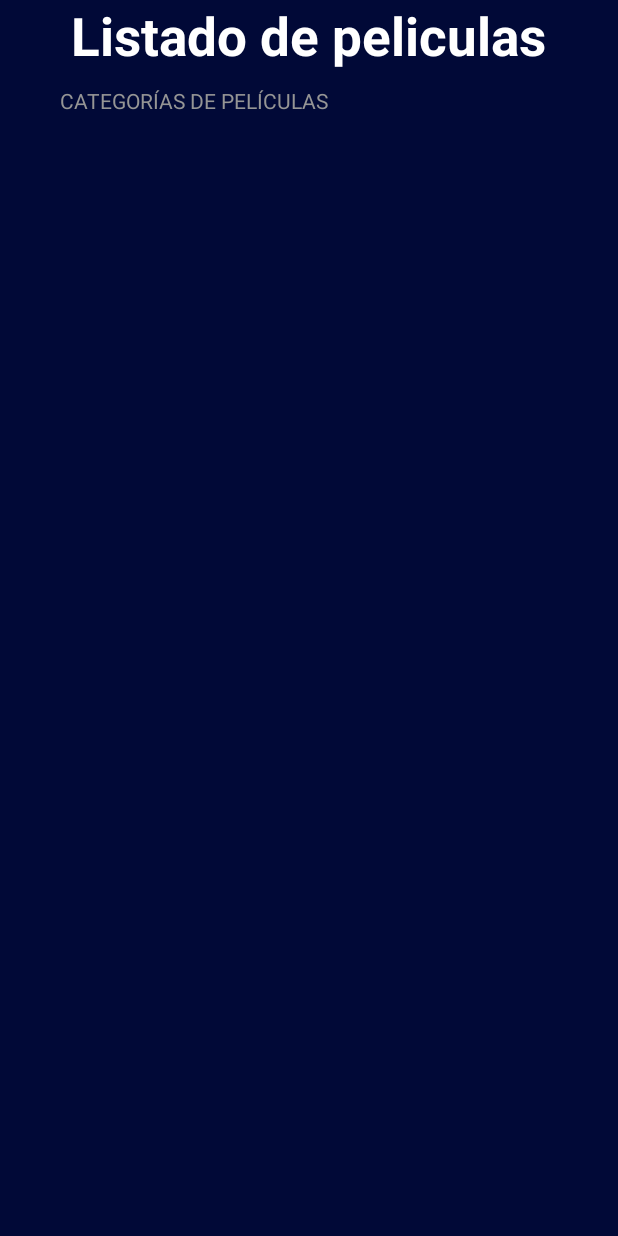
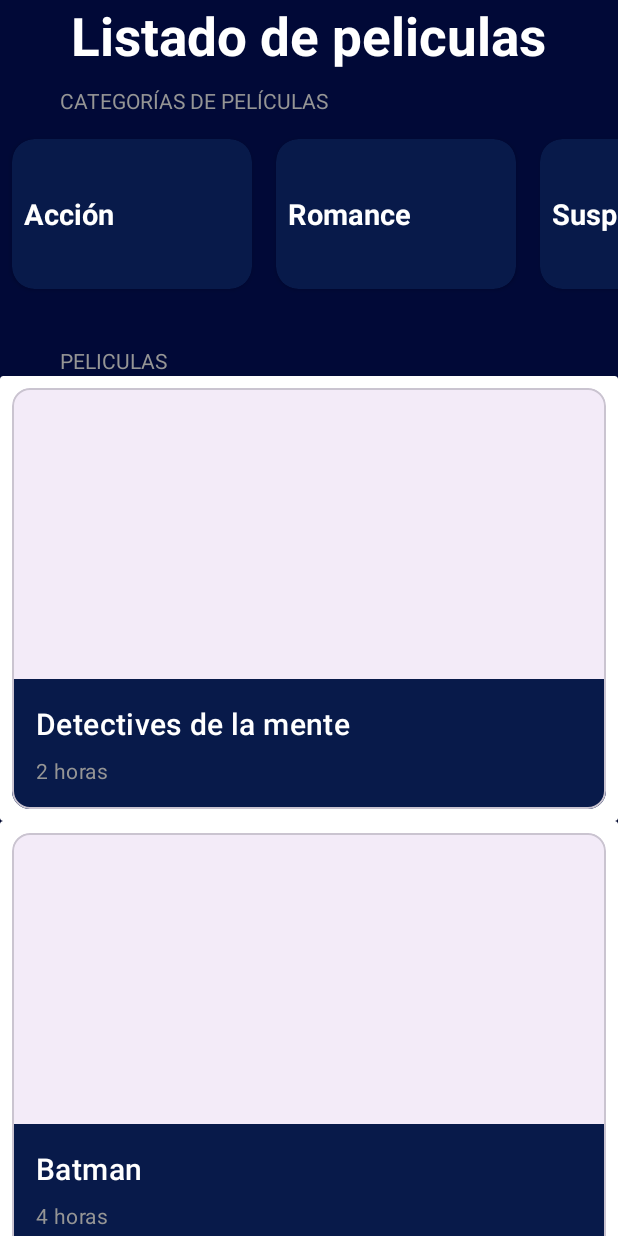
Before and after one commit to luismavlo/moviles-viu-act1, an Android app: the FilmsActivity screen opened directly, with no data from a screen before it, on a phone screen of 412 x 824 dp. Run offline under Robolectric (Android 15) with nearby library versions, the phone set to English and light mode, and no system bars; pictures from the network do not load.

Commit message:
recicler view peliculas agregado v1

```diff
--- a/app/build.gradle.kts
+++ b/app/build.gradle.kts
@@ -44,4 +44,6 @@ dependencies {
     testImplementation("junit:junit:4.13.2")
     androidTestImplementation("androidx.test.ext:junit:1.1.5")
     androidTestImplementation("androidx.test.espresso:espresso-core:3.5.1")
+    implementation("com.squareup.picasso:picasso:2.71828")
+
 }
--- a/app/src/main/AndroidManifest.xml
+++ b/app/src/main/AndroidManifest.xml
@@ -1,7 +1,7 @@
 <?xml version="1.0" encoding="utf-8"?>
 <manifest xmlns:android="http://schemas.android.com/apk/res/android"
     xmlns:tools="http://schemas.android.com/tools">
-
+    <uses-permission android:name="android.permission.INTERNET" />
     <application
         android:allowBackup="true"
         android:dataExtractionRules="@xml/data_extraction_rules"
--- a/app/src/main/java/com/example/films_viu/films/CategoriesAdapter.kt
+++ b/app/src/main/java/com/example/films_viu/films/CategoriesAdapter.kt
@@ -1,5 +1,23 @@
 package com.example.films_viu.films
 
-class CategoriesAdapter(private val categories:List<FilmsCategories>) {
+import android.view.LayoutInflater
+import android.view.ViewGroup
+import androidx.recyclerview.widget.RecyclerView
+import com.example.films_viu.R
+
+
+class CategoriesAdapter(private val categories:List<FilmsCategories>): RecyclerView.Adapter<CategoriesViewHolder>() {
+    override fun onCreateViewHolder(parent: ViewGroup, viewType: Int): CategoriesViewHolder {
+        val view = LayoutInflater.from(parent.context).inflate(R.layout.item_films_categories, parent, false)
+        return CategoriesViewHolder(view);
+    }
+
+    override fun getItemCount(): Int {
+        return categories.size
+    }
+
+    override fun onBindViewHolder(holder: CategoriesViewHolder, position: Int) {
+        holder.render(categories[position])
+    }
 
 }
--- a/app/src/main/java/com/example/films_viu/films/CategoriesViewHolder.kt
+++ b/app/src/main/java/com/example/films_viu/films/CategoriesViewHolder.kt
@@ -1,4 +1,26 @@
 package com.example.films_viu.films
 
-class CategoriesViewHolder {
+import android.view.View
+import android.widget.TextView
+import androidx.recyclerview.widget.RecyclerView
+import com.example.films_viu.R
+
+class CategoriesViewHolder(view: View): RecyclerView.ViewHolder(view) {
+
+    private val tvCategoryName: TextView = view.findViewById(R.id.tvCategoryName)
+    fun render(filmsCategories: FilmsCategories){
+        tvCategoryName.text = "EJEMPLO"
+
+        when(filmsCategories){
+            FilmsCategories.Accion -> {
+                tvCategoryName.text = "Acción"
+            }
+            FilmsCategories.Romance -> {
+                tvCategoryName.text = "Romance"
+            }
+            FilmsCategories.Suspenso -> {
+                tvCategoryName.text = "Suspenso"
+            }
+        }
+    }
 }
--- /dev/null
+++ b/app/src/main/java/com/example/films_viu/films/Film.kt
@@ -0,0 +1,4 @@
+package com.example.films_viu.films
+
+data class Film(val name: String, val category: FilmsCategories, val duration: String, val imgFilm: String) {
+}
--- /dev/null
+++ b/app/src/main/java/com/example/films_viu/films/FilmAdapter.kt
@@ -0,0 +1,22 @@
+package com.example.films_viu.films
+
+import android.view.LayoutInflater
+import android.view.ViewGroup
+import androidx.recyclerview.widget.RecyclerView
+import com.example.films_viu.R
+
+class FilmAdapter(private val films:List<Film>): RecyclerView.Adapter<FilmViewHolder>() {
+    override fun onCreateViewHolder(parent: ViewGroup, viewType: Int): FilmViewHolder {
+        val view = LayoutInflater.from(parent.context).inflate(R.layout.item_film, parent, false)
+        return FilmViewHolder(view)
+    }
+
+    override fun getItemCount(): Int {
+        return films.size
+    }
+
+    override fun onBindViewHolder(holder: FilmViewHolder, position: Int) {
+        holder.render(films[position])
+    }
+
+}
--- /dev/null
+++ b/app/src/main/java/com/example/films_viu/films/FilmViewHolder.kt
@@ -0,0 +1,23 @@
+package com.example.films_viu.films
+
+import android.view.View
+import android.widget.ImageView
+import android.widget.TextView
+import androidx.recyclerview.widget.RecyclerView
+import com.example.films_viu.R
+
+
+class FilmViewHolder(view: View): RecyclerView.ViewHolder(view) {
+
+    private val tvDurationFilm: TextView = view.findViewById(R.id.tvDurationFilm)
+    private val tvTitleFilm: TextView = view.findViewById(R.id.tvTitleFilm)
+    private val imFilmImg: ImageView = view.findViewById(R.id.imFilmImg)
+
+    fun render(film: Film){
+        tvTitleFilm.text = film.name
+        tvDurationFilm.text = film.duration
+
+        //Picasso.get().load(film.imgFilm).into(imFilmImg)
+    }
+
+}
--- a/app/src/main/java/com/example/films_viu/films/FilmsActivity.kt
+++ b/app/src/main/java/com/example/films_viu/films/FilmsActivity.kt
@@ -2,12 +2,30 @@ package com.example.films_viu.films
 
 import androidx.appcompat.app.AppCompatActivity
 import android.os.Bundle
+import androidx.recyclerview.widget.LinearLayoutManager
 import androidx.recyclerview.widget.RecyclerView
 import com.example.films_viu.R
 
 class FilmsActivity : AppCompatActivity() {
 
+    private val categories = listOf(
+        FilmsCategories.Accion,
+        FilmsCategories.Romance,
+        FilmsCategories.Suspenso
+    )
+
+    private val films = mutableListOf(
+        Film("Detectives de la mente", FilmsCategories.Suspenso, "2 horas", "https://m.media-amazon.com/images/S/pv-target-images/180c7d5fa90d026b5a150213f3598fe3b58fd6145e95e16d620fae34c9ee71c2.jpg"),
+        Film("Batman", FilmsCategories.Accion, "4 horas", "https://i.blogs.es/0c9485/the-batman-cartel/840_560.jpeg"),
+        Film("Paseo por las nubes", FilmsCategories.Romance, "1 hora 30 minutos", "https://pics.filmaffinity.com/Un_paseo_por_las_nubes-243656334-large.jpg")
+    )
+
     private lateinit var rvCategories: RecyclerView
+    private lateinit var categoriesAdapter: CategoriesAdapter
+
+    private lateinit var rvFilms: RecyclerView
+    private lateinit var filmAdapter: FilmAdapter
+
     override fun onCreate(savedInstanceState: Bundle?) {
         super.onCreate(savedInstanceState)
         setContentView(R.layout.activity_films)
@@ -18,9 +36,16 @@ class FilmsActivity : AppCompatActivity() {
 
     private fun initComponent(){
         rvCategories = findViewById(R.id.rvCategories)
+        rvFilms = findViewById(R.id.rvFilms)
     }
 
     private fun initUI(){
+        categoriesAdapter = CategoriesAdapter(categories)
+        rvCategories.layoutManager = LinearLayoutManager(this, LinearLayoutManager.HORIZONTAL, false)
+        rvCategories.adapter = categoriesAdapter
 
+        filmAdapter = FilmAdapter(films)
+        rvFilms.layoutManager = LinearLayoutManager(this)
+        rvFilms.adapter = filmAdapter
     }
 }
--- a/app/src/main/res/layout/activity_films.xml
+++ b/app/src/main/res/layout/activity_films.xml
@@ -29,6 +29,20 @@
     <androidx.recyclerview.widget.RecyclerView
         android:id="@+id/rvCategories"
         android:layout_width="match_parent"
-        android:layout_height="match_parent" />
+        android:layout_height="wrap_content" />
+
+    <TextView
+        android:layout_width="wrap_content"
+        android:layout_height="20dp"
+        android:layout_marginHorizontal="40dp"
+        android:layout_marginTop="22dp"
+        android:text="@string/peliculas"
+        android:textAllCaps="true"
+        android:textColor="@color/subtitle_text" />
+
+    <androidx.recyclerview.widget.RecyclerView
+        android:id="@+id/rvFilms"
+        android:layout_width="match_parent"
+        android:layout_height="wrap_content" />
 
 </LinearLayout>
--- /dev/null
+++ b/app/src/main/res/layout/item_film.xml
@@ -0,0 +1,64 @@
+<?xml version="1.0" encoding="utf-8"?>
+<androidx.cardview.widget.CardView xmlns:android="http://schemas.android.com/apk/res/android"
+    xmlns:tools="http://schemas.android.com/tools"
+    android:layout_width="match_parent"
+    android:layout_height="wrap_content"
+    android:background="@color/background_app"
+    xmlns:app="http://schemas.android.com/apk/res-auto">
+    <com.google.android.material.card.MaterialCardView
+        android:id="@+id/card"
+        android:layout_width="match_parent"
+        android:layout_height="wrap_content"
+        android:layout_margin="8dp"
+        tools:ignore="MissingConstraints">
+
+        <LinearLayout
+            android:layout_width="match_parent"
+            android:layout_height="wrap_content"
+            android:orientation="vertical">
+
+            <!-- Media -->
+            <ImageView
+                android:id="@+id/imFilmImg"
+                android:layout_width="match_parent"
+                android:layout_height="194dp"
+                android:scaleType="centerCrop"
+                android:contentDescription="@string/content_description_media"
+                />
+
+            <LinearLayout
+                android:layout_width="match_parent"
+                android:layout_height="wrap_content"
+                android:orientation="vertical"
+                android:padding="16dp"
+                android:background="@color/background_card"
+                >
+
+
+
+                <!-- Title, secondary and supporting text -->
+                <TextView
+                    android:id="@+id/tvTitleFilm"
+                    android:layout_width="wrap_content"
+                    android:layout_height="wrap_content"
+                    tools:text="Efecto Mariposa"
+                    android:textAppearance="?attr/textAppearanceHeadline6"
+                    android:textColor="@color/white"
+                    />
+                <TextView
+                    android:id="@+id/tvDurationFilm"
+                    android:layout_width="wrap_content"
+                    android:layout_height="wrap_content"
+                    android:layout_marginTop="8dp"
+                    tools:text="2 horas"
+                    android:textAppearance="?attr/textAppearanceBody2"
+                    android:textColor="@color/subtitle_text"
+                    />
+
+
+            </LinearLayout>
+        </LinearLayout>
+
+    </com.google.android.material.card.MaterialCardView>
+
+</androidx.cardview.widget.CardView>
--- /dev/null
+++ b/app/src/main/res/layout/item_films_categories.xml
@@ -0,0 +1,26 @@
+<?xml version="1.0" encoding="utf-8"?>
+<androidx.cardview.widget.CardView xmlns:android="http://schemas.android.com/apk/res/android"
+    xmlns:app="http://schemas.android.com/apk/res-auto"
+    android:layout_width="160dp"
+    android:layout_height="100dp"
+    android:layout_marginHorizontal="8dp"
+    android:layout_marginVertical="16dp"
+    app:cardCornerRadius="15dp"
+    app:cardBackgroundColor="@color/background_card"
+    >
+    <LinearLayout
+        android:layout_width="match_parent"
+        android:layout_height="match_parent"
+        android:gravity="center_vertical"
+        android:layout_margin="8dp"
+        android:orientation="vertical">
+        <TextView
+            android:id="@+id/tvCategoryName"
+            android:layout_width="wrap_content"
+            android:layout_height="wrap_content"
+            android:text="PRUEBA"
+            android:textColor="@color/white"
+            android:textSize="19sp"
+            android:textStyle="bold"/>
+    </LinearLayout>
+</androidx.cardview.widget.CardView>
--- a/app/src/main/res/values/strings.xml
+++ b/app/src/main/res/values/strings.xml
@@ -3,4 +3,5 @@
     <string name="peliculas">Peliculas</string>
     <string name="listado_de_peliculas">Listado de peliculas</string>
     <string name="categories_films">Categorías de películas</string>
+    <string name="content_description_media">image header card film</string>
 </resources>
```
